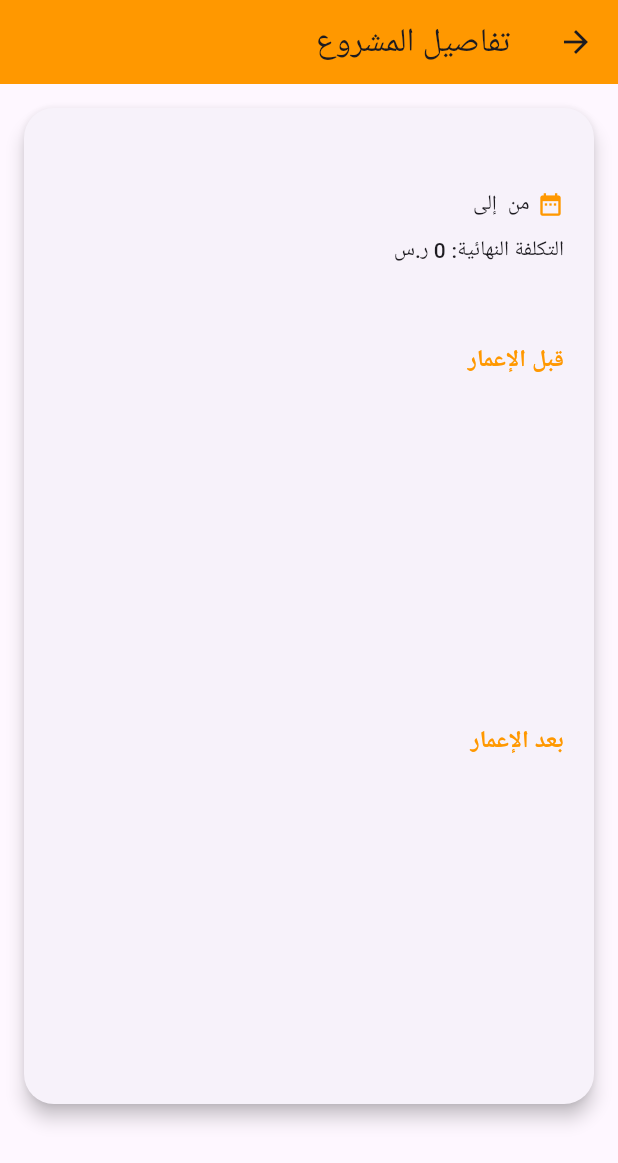
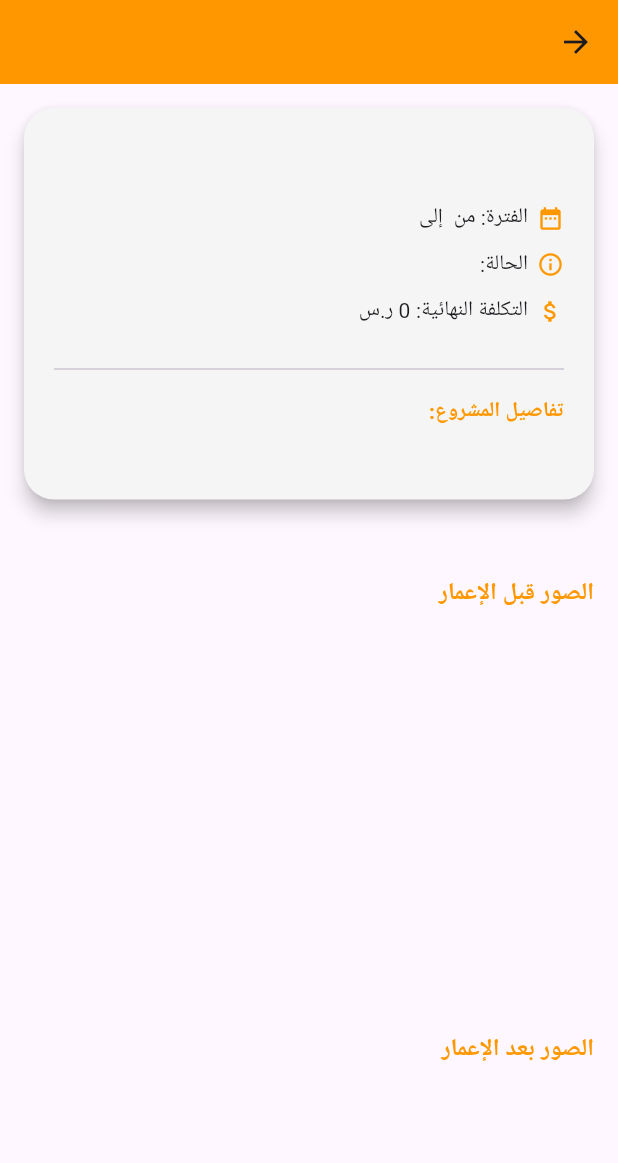
Before and after one commit to wafaa344/flutter_project2, a Flutter app: the PreviousProjectsPage screen opened directly with empty values, on a phone screen of 412 x 824 dp. Shown: the top 1163 px of the screen. Run offline on Flutter 3.47's test engine with Material 3 defaults, Android fonts, the phone set to English and light mode, and no system bars; our stand-ins replace curved_navigation_bar, flutter_secure_storage, get; accounts and stored records are empty; network calls fail; Roboto replaces fonts that are missing (Arial).

```diff
--- a/lib/PreviousProjects/PreviousProjectsModel.dart
+++ b/lib/PreviousProjects/PreviousProjectsModel.dart
@@ -1,6 +1,7 @@
 class PreviousProjectsModel {
   final int id;
   final int companyId;
+  final int customerId;
   final int orderId;
   final int employeeId;
   final String projectName;
@@ -9,16 +10,20 @@ class PreviousProjectsModel {
   final String status;
   final String description;
   final int finalCost;
-  final int rate;
-  final String comment;
+  final bool isPublish;
+  final int durationInDays;
   final String createdAt;
   final String updatedAt;
-  final int durationInDays;
   final List<ProjectImage> projectImages;
+
+  // الحقول التي غير موجودة في JSON جعلناها اختيارية
+  final int? rate;
+  final String? comment;
 
   PreviousProjectsModel({
     required this.id,
     required this.companyId,
+    required this.customerId,
     required this.orderId,
     required this.employeeId,
     required this.projectName,
@@ -27,18 +32,20 @@ class PreviousProjectsModel {
     required this.status,
     required this.description,
     required this.finalCost,
-    required this.rate,
-    required this.comment,
+    required this.isPublish,
+    required this.durationInDays,
     required this.createdAt,
     required this.updatedAt,
-    required this.durationInDays,
     required this.projectImages,
+    this.rate,
+    this.comment,
   });
 
   factory PreviousProjectsModel.fromJson(Map<String, dynamic> json) {
     return PreviousProjectsModel(
       id: json['id'],
       companyId: json['company_id'],
+      customerId: json['customer_id'],
       orderId: json['order_id'],
       employeeId: json['employee_id'],
       projectName: json['project_name'],
@@ -47,11 +54,12 @@ class PreviousProjectsModel {
       status: json['status'],
       description: json['description'],
       finalCost: json['final_cost'],
-      rate: json['rate'],
-      comment: json['comment'],
+      isPublish: json['is_publish'] == 1,
+      durationInDays: json['duration_in_days'],
       createdAt: json['created_at'],
       updatedAt: json['updated_at'],
-      durationInDays: json['duration_in_days'],
+      rate: json['rate'], // ممكن تكون null
+      comment: json['comment'], // ممكن تكون null
       projectImages: (json['project_images'] as List)
           .map((img) => ProjectImage.fromJson(img))
           .toList(),
--- a/lib/PreviousProjects/PreviousProjectsPage.dart
+++ b/lib/PreviousProjects/PreviousProjectsPage.dart
@@ -1,11 +1,15 @@
 import 'package:carousel_slider/carousel_slider.dart';
 import 'package:flutter/material.dart';
 import '../PreviousProjects/PreviousProjectsModel.dart';
+import '../basics/api_url.dart';
 
 class PreviousProjectsPage extends StatelessWidget {
   final PreviousProjectsModel project;
 
   const PreviousProjectsPage({super.key, required this.project});
+
+  static const String baseImageUrl =
+      '${ServerConfiguration.domainNameServer}/storage/companies-logo/';
 
   @override
   Widget build(BuildContext context) {
@@ -13,21 +17,28 @@ class PreviousProjectsPage extends StatelessWidget {
       textDirection: TextDirection.rtl,
       child: Scaffold(
         appBar: AppBar(
-          title: const Text('تفاصيل المشروع'),
+          title: Text(project.projectName),
           backgroundColor: Colors.orange,
         ),
         body: ListView(
           padding: const EdgeInsets.all(16),
           children: [
-            _buildProjectCard(
+            _buildProjectDetailsCard(context),
+            const SizedBox(height: 30),
+            _buildImageSliderSection(
               context,
-              title: project.projectName,
-              startDate: project.startDate,
-              endDate: project.endDate,
-              description: project.description,
-              cost: "${project.finalCost} ر.س",
-              beforeImages: project.projectImages.map((img) => img.beforeImage).toList(),
-              afterImages: project.projectImages.map((img) => img.afterImage).toList(),
+              title: 'الصور قبل الإعمار',
+              images: project.projectImages
+                  .map((img) => {'url': img.beforeImage, 'caption': img.caption})
+                  .toList(),
+            ),
+            const SizedBox(height: 30),
+            _buildImageSliderSection(
+              context,
+              title: 'الصور بعد الإعمار',
+              images: project.projectImages
+                  .map((img) => {'url': img.afterImage, 'caption': img.caption})
+                  .toList(),
             ),
           ],
         ),
@@ -35,17 +46,9 @@ class PreviousProjectsPage extends StatelessWidget {
     );
   }
 
-  Widget _buildProjectCard(
-      BuildContext context, {
-        required String title,
-        required String startDate,
-        required String endDate,
-        required String description,
-        required String cost,
-        required List<String> beforeImages,
-        required List<String> afterImages,
-      }) {
+  Widget _buildProjectDetailsCard(BuildContext context) {
     return Card(
+      color: Colors.grey[100],
       shape: RoundedRectangleBorder(borderRadius: BorderRadius.circular(20)),
       elevation: 5,
       margin: const EdgeInsets.only(bottom: 20),
@@ -54,35 +57,58 @@ class PreviousProjectsPage extends StatelessWidget {
         child: Column(
           crossAxisAlignment: CrossAxisAlignment.start,
           children: [
-            Text(title,
-                style: Theme.of(context).textTheme.titleMedium?.copyWith(
-                  fontWeight: FontWeight.bold,
-                  color: Colors.orange,
-                )),
+            _buildTitle(context, project.projectName),
+            const SizedBox(height: 15),
+            _buildInfoRow(Icons.date_range,
+                'الفترة: من ${project.startDate} إلى ${project.endDate}'),
             const SizedBox(height: 10),
-            Row(
-              children: [
-                const Icon(Icons.date_range, size: 18, color: Colors.orange),
-                const SizedBox(width: 5),
-                Text('من $startDate إلى $endDate'),
-              ],
+            _buildInfoRow(Icons.info_outline, 'الحالة: ${project.status}'),
+            const SizedBox(height: 10),
+            _buildInfoRow(Icons.attach_money,
+                'التكلفة النهائية: ${project.finalCost} ر.س'),
+            const SizedBox(height: 20),
+            const Divider(),
+            const SizedBox(height: 10),
+            Text(
+              'تفاصيل المشروع:',
+              style: Theme.of(context).textTheme.titleSmall?.copyWith(
+                fontWeight: FontWeight.bold,
+                color: Colors.orange,
+              ),
             ),
-            const SizedBox(height: 10),
-            Text('التكلفة النهائية: $cost',
-                style: const TextStyle(fontSize: 14, fontWeight: FontWeight.w500)),
-            const SizedBox(height: 10),
-            Text(description, style: const TextStyle(fontSize: 14)),
-            const SizedBox(height: 20),
-            _buildImageSlider('قبل الإعمار', beforeImages),
-            const SizedBox(height: 20),
-            _buildImageSlider('بعد الإعمار', afterImages),
+            const SizedBox(height: 8),
+            Text(project.description, style: const TextStyle(fontSize: 14)),
           ],
         ),
       ),
     );
   }
 
-  Widget _buildImageSlider(String title, List<String> images) {
+  Widget _buildTitle(BuildContext context, String title) {
+    return Text(
+      title,
+      style: Theme.of(context).textTheme.titleLarge?.copyWith(
+        fontWeight: FontWeight.bold,
+        color: Colors.orange,
+      ),
+    );
+  }
+
+  Widget _buildInfoRow(IconData icon, String text) {
+    return Row(
+      children: [
+        Icon(icon, size: 18, color: Colors.orange),
+        const SizedBox(width: 6),
+        Flexible(child: Text(text, style: const TextStyle(fontSize: 14))),
+      ],
+    );
+  }
+
+  Widget _buildImageSliderSection(
+      BuildContext context, {
+        required String title,
+        required List<Map<String, String>> images,
+      }) {
     return Column(
       crossAxisAlignment: CrossAxisAlignment.start,
       children: [
@@ -94,30 +120,66 @@ class PreviousProjectsPage extends StatelessWidget {
         const SizedBox(height: 10),
         CarouselSlider(
           options: CarouselOptions(
-            height: 200,
+            height: 240,
             enlargeCenterPage: true,
             enableInfiniteScroll: false,
-            autoPlay: false,
-            viewportFraction: 0.8,
+            autoPlay: true,
           ),
-          items: images.map((imageUrl) {
-            return ClipRRect(
-              borderRadius: BorderRadius.circular(15),
-              child: Image.network(
-                imageUrl,
-                fit: BoxFit.cover,
-                width: double.infinity,
-                errorBuilder: (context, error, stackTrace) => Image.asset(
-                  'assets/Dec1.jpg',
-                  fit: BoxFit.cover,
-                  width: double.infinity,
+          items: images.map((img) {
+            final String imageUrl = '$baseImageUrl${img['url']}';
+            final String caption = img['caption'] ?? '';
+
+            return Column(
+              crossAxisAlignment: CrossAxisAlignment.start,
+              children: [
+                Expanded(
+                  child: GestureDetector(
+                    onTap: () {
+                      showDialog(
+                        context: context,
+                        builder: (_) => Dialog(
+                          backgroundColor: Colors.black,
+                          insetPadding: const EdgeInsets.all(10),
+                          child: InteractiveViewer(
+                            child: Image.network(
+                              imageUrl,
+                              fit: BoxFit.contain,
+                              errorBuilder: (context, error, stackTrace) =>
+                                  Image.asset('assets/Dec1.jpg',
+                                      fit: BoxFit.contain),
+                            ),
+                          ),
+                        ),
+                      );
+                    },
+                    child: ClipRRect(
+                      borderRadius: BorderRadius.circular(12),
+                      child: Image.network(
+                        imageUrl,
+                        width: double.infinity,
+                        fit: BoxFit.cover,
+                        errorBuilder: (context, error, stackTrace) =>
+                            Image.asset(
+                              'assets/Dec1.jpg',
+                              width: double.infinity,
+                              fit: BoxFit.cover,
+                            ),
+                      ),
+                    ),
+                  ),
                 ),
-              ),
+                const SizedBox(height: 8),
+                Text(
+                  caption,
+                  style: const TextStyle(fontSize: 13, color: Colors.black),
+                  maxLines: 1,
+                  overflow: TextOverflow.ellipsis,
+                ),
+              ],
             );
           }).toList(),
         ),
       ],
     );
   }
-
 }
--- a/lib/Routes/routes.dart
+++ b/lib/Routes/routes.dart
@@ -1,5 +1,6 @@
 import 'package:get/get.dart';
 import 'package:project2/homepage/home_page_binding.dart';
+import 'package:project2/search/search_binding.dart';
 import '../bottom_nav/bottom_nav.dart';
 import '../company_details/company_details_view.dart';
 import '../homepage/home_page_screen.dart';
@@ -35,9 +36,17 @@ class AppRoutes {
       page: () => const SignUpScreen(),
       binding: SignUpBinding(),
     ),
+    GetPage(
+      name: home,
+      page: () => const HomePage(),
+      binding: BindingsBuilder(() {
+        SearchBindings().dependencies();
+        LogoutBinding().dependencies();
+      }),
+    ),
 
     GetPage(name: main, page: () => const BottomNav()),
-    GetPage(name: home, page: () => const HomePage(),binding: CompanyBindings()),
-    //GetPage(name: company_details, page: () => const CompanyDetails()),
+
+
   ];
 }
--- a/lib/homepage/home_page_screen.dart
+++ b/lib/homepage/home_page_screen.dart
@@ -1,10 +1,9 @@
 import 'package:flutter/material.dart';
-
 import '../basics/app_colors.dart';
 import '../widgets/company_list_widget.dart';
 import '../widgets/header_widget.dart';
-import '../widgets/search_bar_widget.dart';
-
+import '../search/search_bar_widget.dart';
+import 'custom_drawer.dart';
 
 
 class HomePage extends StatelessWidget {
@@ -19,6 +18,7 @@ class HomePage extends StatelessWidget {
     return SafeArea(
       child: Scaffold(
         backgroundColor: AppColors.background_color,
+        drawer: const CustomDrawer(), // يتم فتحه من HeaderWidget
         body: Column(
           children: [
             HeaderWidget(height: height, width: width),
--- a/lib/login/loginscreen.dart
+++ b/lib/login/loginscreen.dart
@@ -66,7 +66,7 @@ class _LoginScreenState extends State<LoginScreen> {
                   const Align(
                     alignment: Alignment.centerRight,
                     child:    Row(
-                      children: const [
+                      children:  [
                         Icon(Icons.email, size: 18, color: AppColors.primaryColor),
                         SizedBox(width: 6),
                         Text(
--- a/lib/signup/verfiy_code_screen.dart
+++ b/lib/signup/verfiy_code_screen.dart
@@ -1,6 +1,5 @@
 import 'package:flutter/material.dart';
 import 'package:get/get.dart';
-import 'package:get/get_core/src/get_main.dart';
 import 'package:project2/signup/verify_code_service.dart';
 import '../Routes/routes.dart';
 import '../basics/app_colors.dart';
--- a/lib/widgets/company_card.dart
+++ b/lib/widgets/company_card.dart
@@ -42,7 +42,7 @@ class CompanyCard extends StatelessWidget {
                 CircleAvatar(
                   radius: radius,
                   backgroundColor: Colors.white,
-                  backgroundImage: NetworkImage('${ServerConfiguration.domainNameServer}/${companyModel.logo}'),
+                  backgroundImage: NetworkImage('${ServerConfiguration.domainNameServer}/storage/companies-logo/${companyModel.logo}'),
                 ),
 
                 SizedBox(width: spacing),
```
Also changed, not shown: lib/search/search_bar_widget.dart (renamed from lib/widgets/search_bar_widget.dart, +17 -8 lines), lib/search/search_binding.dart (added, +12 -0 lines), lib/search/search_controller.dart (added, +86 -0 lines), lib/search/search_model.dart (added, +25 -0 lines), lib/search/search_service.dart (added, +31 -0 lines), lib/widgets/company_list_widget.dart (+24 -10 lines), lib/widgets/header_widget.dart (+9 -8 lines).
